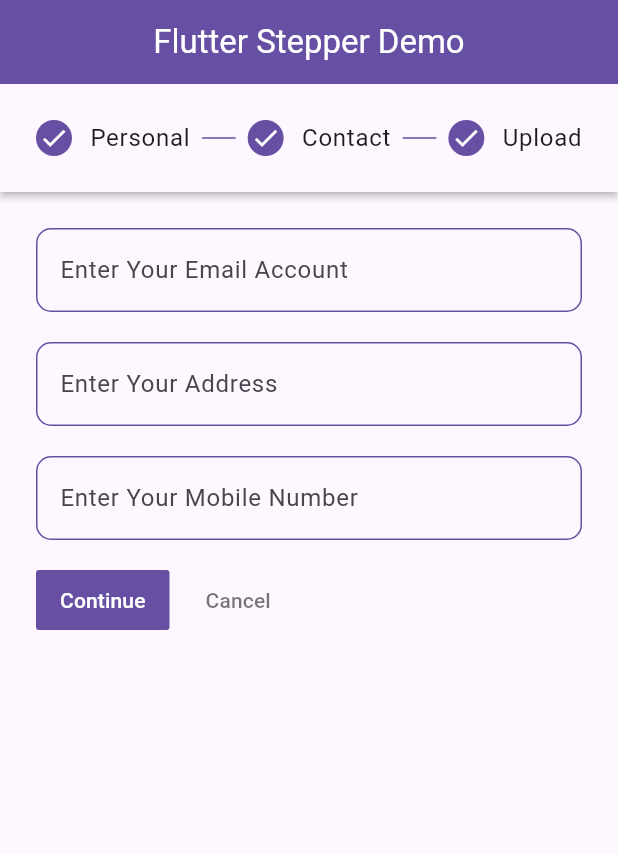
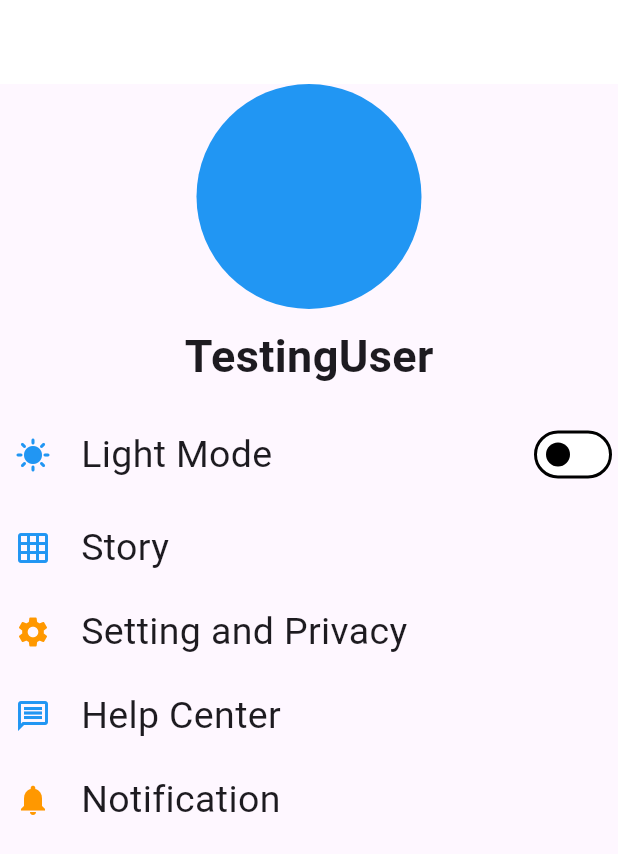
Before and after one commit to fenishpatel3150/advflutter_ch1, a Flutter app: the screen it shows after launch, on a phone screen of 412 x 824 dp. Shown: the top 854 px of the screen. Run offline on Flutter 3.47's test engine with Material 3 defaults, Android fonts, the phone set to English and light mode, and no system bars.

Commit message:
25-04-2024

```diff
--- a/lib/main.dart
+++ b/lib/main.dart
@@ -1,13 +1,14 @@
 
-import 'package:advflutter_ch1/screen/Stepper/views/Stepper_Screen.dart';
-import 'package:advflutter_ch1/screen/Stepper/views/Stepper_Screen2.dart';
-import 'package:advflutter_ch1/screen/home/views/Theme_change.dart';
+import 'package:advflutter_ch1/screen/Dark&WhiteThme/provider/Theme_Provider.dart';
+import 'package:advflutter_ch1/screen/Dark&WhiteThme/view/Theme_Screen.dart';
+
 import 'package:flutter/material.dart';
+import 'package:provider/provider.dart';
 
 import 'screen/home/views/Switch_Theme-Screen.dart';
 
 void main() {
-  runApp(const MyApp());
+  runApp(ChangeNotifierProvider(create: (context) => Themeprovider(),child: MyApp(),));
 }
 
 class MyApp extends StatelessWidget {
@@ -16,13 +17,26 @@ class MyApp extends StatelessWidget {
   // This widget is the root of your application.
   @override
   Widget build(BuildContext context) {
-    return MaterialApp(
-      debugShowCheckedModeBanner: false
-      ,routes: {
-      '/': (context)=>Stepper_Screen2(),
-        '/Stepper': (context)=>Stepper_Screen(),
-        '/theme': (context)=>theme_screen(),
-      },
+    return  MaterialApp(
+      debugShowCheckedModeBanner: false,
+      theme: ThemeData.light().copyWith(
+        brightness: Brightness.light,
+        colorScheme:
+          ColorScheme.light(
+            primary: Colors.orange,
+                secondary: Colors.blue
+          )
+      ),
+      darkTheme: ThemeData.dark().copyWith(
+        brightness: Brightness.light,
+          colorScheme:
+          ColorScheme.light(
+              primary: Colors.orange,
+                  secondary: Colors.green
+          )
+      ),
+          themeMode: Provider.of<Themeprovider>(context,listen: true).dark ? ThemeMode.dark : ThemeMode.light,
+          home: Theme_Screen(),
     );
   }
 }
--- /dev/null
+++ b/lib/screen/Dark&WhiteThme/provider/Theme_Provider.dart
@@ -0,0 +1,16 @@
+
+
+import 'package:flutter/material.dart';
+
+class Themeprovider extends ChangeNotifier
+{
+    bool dark=false;
+
+  void theme(bool value)
+  {
+    dark=value;
+
+    notifyListeners();
+  }
+
+}
--- /dev/null
+++ b/lib/screen/Dark&WhiteThme/view/Theme_Screen.dart
@@ -0,0 +1,84 @@
+
+import 'package:advflutter_ch1/screen/Dark&WhiteThme/provider/Theme_Provider.dart';
+import 'package:flutter/material.dart';
+import 'package:provider/provider.dart';
+
+class Theme_Screen extends StatelessWidget {
+  const Theme_Screen({super.key});
+
+  @override
+  Widget build(BuildContext context) {
+    return Scaffold(
+      appBar: AppBar(),
+      body: Column(
+        children: [
+          Center(
+            child: Container(
+              height: 150,
+              width: 150,
+              decoration: BoxDecoration(
+                color: Colors.blue,
+                shape: BoxShape.circle,
+              ),
+            ),
+          ),
+          SizedBox(height: 10,),
+          Text('TestingUser',style: TextStyle(fontSize: 30,fontWeight: FontWeight.bold),),
+          SizedBox(height: 20,),
+          Row(
+            children: [
+              SizedBox(width: 10,),
+              Icon(Icons.sunny,color:Theme.of(context).colorScheme.secondary,),
+              SizedBox(width: 20,),
+              Text('Light Mode',style: TextStyle(fontSize: 25,fontWeight: FontWeight.w400),),
+              Spacer(),
+              Switch(
+                value:Provider.of<Themeprovider>(context,listen: true).dark,
+                onChanged: (value)
+                {
+                Provider.of<Themeprovider>(context,listen: false).theme(value);
+              },)
+            ],
+          ),
+          SizedBox(height: 20,),
+          Row(
+            children: [
+              SizedBox(width: 10,),
+              Icon(Icons.grid_on,color:Theme.of(context).colorScheme.secondary,),
+              SizedBox(width: 20,),
+              Text('Story',style: TextStyle(fontSize: 25,fontWeight: FontWeight.w400),),
+            ],
+          ),
+          SizedBox(height: 20,),
+          Row(
+            children: [
+              SizedBox(width: 10,),
+              Icon(Icons.settings,color:Theme.of(context).colorScheme.primary,),
+              SizedBox(width: 20,),
+              Text('Setting and Privacy',style: TextStyle(fontSize: 25,fontWeight: FontWeight.w400),),
+
+            ],
+          ),
+          SizedBox(height: 20,),
+          Row(
+            children: [
+              SizedBox(width: 10,),
+              Icon(Icons.message_outlined,color:Theme.of(context).colorScheme.secondary,),
+              SizedBox(width: 20,),
+              Text('Help Center',style: TextStyle(fontSize: 25,fontWeight: FontWeight.w400),),
+            ],
+          ),
+          SizedBox(height: 20,),
+          Row(
+            children: [
+              SizedBox(width: 10,),
+              Icon(Icons.notifications,color: Theme.of(context).colorScheme.primary,),
+              SizedBox(width: 20,),
+              Text('Notification',style: TextStyle(fontSize: 25,fontWeight: FontWeight.w400),),
+            ],
+          ),
+        ],
+      ),
+    );
+  }
+}
--- /dev/null
+++ b/lib/screen/counter/View/Counter_Screen.dart
@@ -0,0 +1,28 @@
+import 'package:advflutter_ch1/screen/counter/provider/Counter_Provider.dart';
+import 'package:flutter/material.dart';
+import 'package:provider/provider.dart';
+
+class Counter_Screen extends StatelessWidget {
+  const Counter_Screen({super.key});
+
+  @override
+  Widget build(BuildContext context) {
+    return Scaffold(
+      appBar: AppBar(
+        backgroundColor: Colors.black,
+        title: Text('Counter App',style: TextStyle(color: Colors.white),),
+      ),
+      body: Center(
+        child:
+        Text(Provider.of<Counterprovider>(context,listen: true).count.toString(),style: TextStyle(color: Colors.black,fontSize: 25),),
+      ),
+      floatingActionButton: FloatingActionButton(
+        onPressed: (){
+        Provider.of<Counterprovider>(context,listen: false).counter();
+        },
+        child: Icon(Icons.add),
+      ),
+
+    );
+  }
+}
--- /dev/null
+++ b/lib/screen/counter/provider/Counter_Provider.dart
@@ -0,0 +1,12 @@
+import 'package:flutter/cupertino.dart';
+
+class Counterprovider extends ChangeNotifier
+{
+  int count =0;
+
+  counter()
+  {
+    count++;
+   notifyListeners();
+  }
+}
--- a/lib/screen/home/views/Switch_Theme-Screen.dart
+++ b/lib/screen/home/views/Switch_Theme-Screen.dart
@@ -11,7 +11,6 @@ class _switch_themeState extends State<switch_theme> {
   @override
   Widget build(BuildContext context) {
     return Scaffold(
-
       body: Column(
         mainAxisAlignment: MainAxisAlignment.center,
         children: [
--- a/pubspec.yaml
+++ b/pubspec.yaml
@@ -35,6 +35,7 @@ dependencies:
   # The following adds the Cupertino Icons font to your application.
   # Use with the CupertinoIcons class for iOS style icons.
   cupertino_icons: ^1.0.6
+  provider: any
 
 dev_dependencies:
   flutter_test:
```
Also changed, not shown: pubspec.lock.
